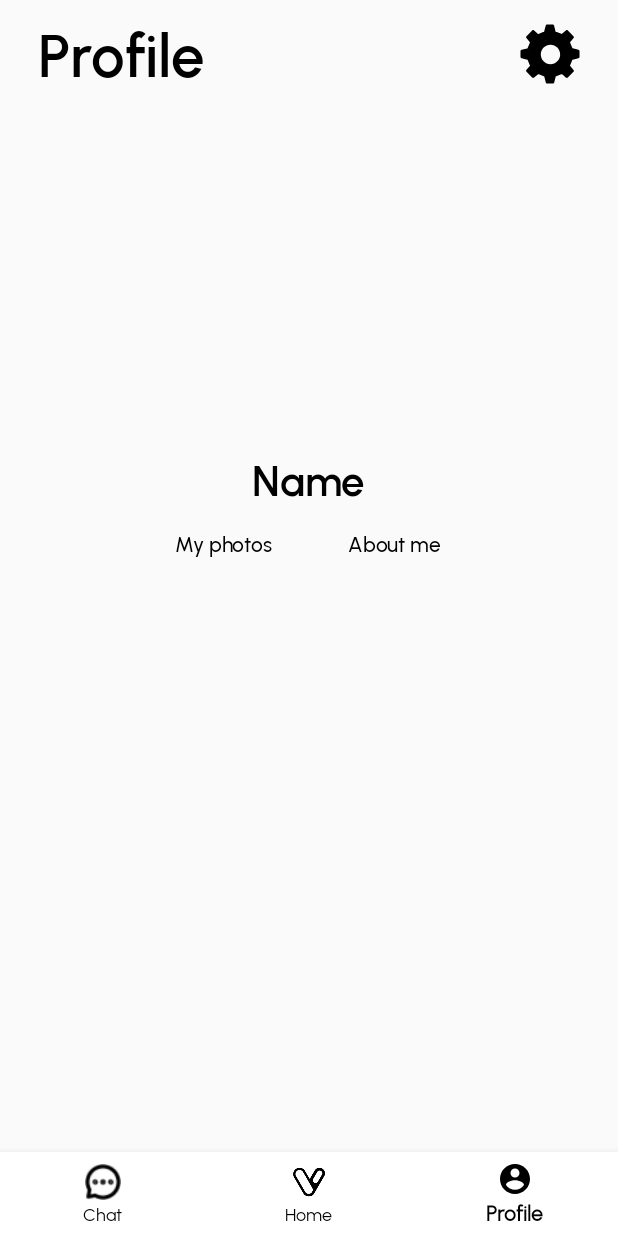
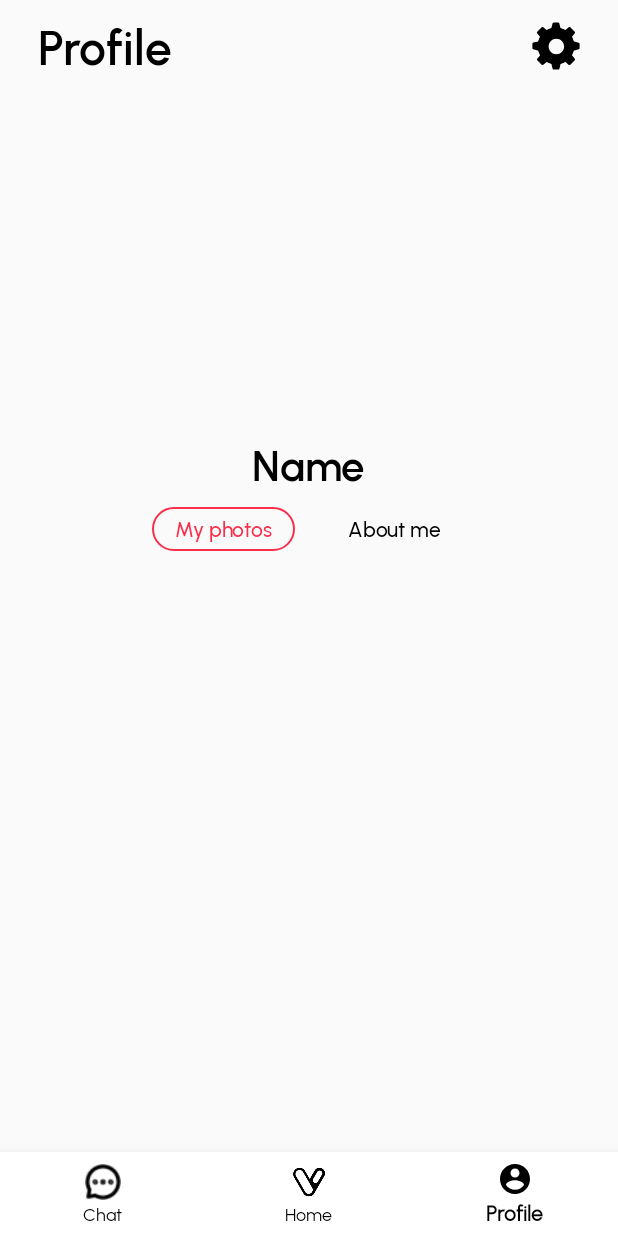
Before and after one commit to Laevateinn17/Verky, an Android app: the screen it shows after launch once a user with an empty profile is signed in (DashboardActivity), item 3 of the bottom bar chosen, on a phone screen of 412 x 824 dp. Run offline under Robolectric (Android 15) with nearby library versions, the phone set to English and light mode, and no system bars; our stand-ins replace CircleImageView, Dagger/Hilt's generated code, Firebase (no records; nobody signed in at launch, a user with empty details on screens opened directly); pictures from the network do not load; 4 statements that could not run were skipped.

Commit message:
profile activity nice

```diff
--- a/app/src/main/AndroidManifest.xml
+++ b/app/src/main/AndroidManifest.xml
@@ -14,6 +14,7 @@
         tools:targetApi="31">
         <activity
             android:name=".ui.view.dashboard.DashboardActivity"
+            android:windowSoftInputMode="adjustPan"
             android:exported="false" />
         <activity
             android:name=".ui.view.auth.RegisterActivity"
--- a/app/src/main/java/edu/bluejack23_2/verky/ui/view/auth/RegisterActivity.kt
+++ b/app/src/main/java/edu/bluejack23_2/verky/ui/view/auth/RegisterActivity.kt
@@ -1,6 +1,7 @@
 package edu.bluejack23_2.verky.ui.view.auth
 
 import android.os.Bundle
+import android.util.Log
 import androidx.appcompat.app.AppCompatActivity
 import edu.bluejack23_2.verky.R
 import edu.bluejack23_2.verky.databinding.ActivityRegisterBinding
--- a/app/src/main/java/edu/bluejack23_2/verky/ui/view/dashboard/ProfileFragment.kt
+++ b/app/src/main/java/edu/bluejack23_2/verky/ui/view/dashboard/ProfileFragment.kt
@@ -8,14 +8,18 @@ import android.view.LayoutInflater
 import android.view.View
 import android.view.ViewGroup
 import android.widget.ImageView
+import android.widget.RadioButton
 import android.widget.TextView
+import android.widget.Toast
 import com.bumptech.glide.Glide
 import edu.bluejack23_2.verky.R
+import edu.bluejack23_2.verky.databinding.ActivityRegisterBinding
+import edu.bluejack23_2.verky.databinding.FragmentProfileBinding
 import edu.bluejack23_2.verky.ui.viewmodel.ProfileViewModel
 
 class ProfileFragment : Fragment() {
 
-
+    private lateinit var binding : FragmentProfileBinding
     companion object {
         fun newInstance() = ProfileFragment()
     }
@@ -25,7 +29,6 @@ class ProfileFragment : Fragment() {
     override fun onCreate(savedInstanceState: Bundle?) {
         super.onCreate(savedInstanceState)
         viewModel.loadProfile();
-        // TODO: Use the ViewModel
     }
 
     override fun onCreateView(
@@ -33,8 +36,10 @@ class ProfileFragment : Fragment() {
         savedInstanceState: Bundle?
     ): View {
         val view = inflater.inflate(R.layout.fragment_profile, container, false)
-        setupObservers(view);
-        return view;
+        binding = FragmentProfileBinding.inflate(layoutInflater)
+        setupObservers(binding.root);
+        setupRadioGroup()
+        return binding.root;
     }
 
     private fun setupObservers(view: View) {
@@ -47,4 +52,27 @@ class ProfileFragment : Fragment() {
                 .into(profileImageView)
         }
     }
+
+    private fun setupRadioGroup() {
+        val radioGroup = binding.contentRadioGroup
+        Log.e("radioButton", radioGroup.childCount.toString())
+        for (i in 0 until radioGroup.childCount) {
+            val radioButton = radioGroup.getChildAt(i) as RadioButton
+            Log.e("radioButton", radioButton.toString())
+
+        }
+        binding.contentRadioGroup.setOnCheckedChangeListener{ _, checkedId ->
+            Log.e("radio button", checkedId.toString())
+            when (checkedId) {
+                binding.myPhotosButton.id -> {
+                    childFragmentManager.beginTransaction().replace(binding.contentLayout.id, MyPhotoFragment()).commit()
+
+                }
+                binding.aboutMeButton.id -> {
+                    childFragmentManager.beginTransaction().replace(binding.contentLayout.id, AboutMeFragment()).commit()
+                }
+            }
+        }
+        binding.contentRadioGroup.check((binding.myPhotosButton.id))
+    }
 }
--- a/app/src/main/res/layout/activity_dashboard.xml
+++ b/app/src/main/res/layout/activity_dashboard.xml
@@ -1,5 +1,5 @@
 <?xml version="1.0" encoding="utf-8"?>
-<RelativeLayout xmlns:android="http://schemas.android.com/apk/res/android"
+<androidx.constraintlayout.widget.ConstraintLayout xmlns:android="http://schemas.android.com/apk/res/android"
     xmlns:app="http://schemas.android.com/apk/res-auto"
     xmlns:tools="http://schemas.android.com/tools"
     android:id="@+id/main"
@@ -9,12 +9,13 @@
 
     <FrameLayout
         android:id="@+id/container"
-        android:layout_width="match_parent"
-        android:layout_height="match_parent"
-        android:layout_alignBottom="@+id/bottomNavBar"
-        />
+        android:layout_width="0dp"
+        android:layout_height="0dp"
+        app:layout_constraintTop_toTopOf="parent"
+        app:layout_constraintBottom_toTopOf="@+id/bottomNavBar"
+        app:layout_constraintStart_toStartOf="parent"
+        app:layout_constraintEnd_toEndOf="parent"/>
 
-<!--    Untuk itemIconTint nanti bisa dikasih state -->
     <com.google.android.material.bottomnavigation.BottomNavigationView
         android:id="@+id/bottomNavBar"
         android:layout_width="match_parent"
@@ -22,7 +23,8 @@
         app:menu="@menu/navigation_bar"
         android:background="@color/white"
         app:itemIconTint="@color/black"
-        android:layout_alignParentBottom="true"
-        />
+        app:layout_constraintBottom_toBottomOf="parent"
+        app:layout_constraintStart_toStartOf="parent"
+        app:layout_constraintEnd_toEndOf="parent"/>
 
-</RelativeLayout>
+</androidx.constraintlayout.widget.ConstraintLayout>
--- a/app/src/main/res/layout/fragment_profile.xml
+++ b/app/src/main/res/layout/fragment_profile.xml
@@ -1,10 +1,15 @@
 <?xml version="1.0" encoding="utf-8"?>
-<androidx.constraintlayout.widget.ConstraintLayout xmlns:android="http://schemas.android.com/apk/res/android"
+<ScrollView
+    xmlns:android="http://schemas.android.com/apk/res/android"
     xmlns:tools="http://schemas.android.com/tools"
+    xmlns:app="http://schemas.android.com/apk/res-auto"
     android:layout_width="match_parent"
     android:layout_height="match_parent"
-    xmlns:app="http://schemas.android.com/apk/res-auto"
     tools:context=".ui.view.dashboard.ProfileFragment">
+
+    <androidx.constraintlayout.widget.ConstraintLayout
+        android:layout_width="match_parent"
+        android:layout_height="wrap_content">
 
         <androidx.constraintlayout.widget.ConstraintLayout
             android:id="@+id/pageTitle"
@@ -12,42 +17,42 @@
             android:layout_height="wrap_content"
             app:layout_constraintTop_toTopOf="parent"
             android:paddingVertical="10dp"
-        android:paddingHorizontal="25dp"
-        >
+            android:paddingHorizontal="25dp">
+
             <TextView
                 android:layout_width="wrap_content"
                 android:layout_height="match_parent"
                 android:text="Profile"
-            android:textSize="40sp"
+                android:textSize="32sp"
                 android:fontFamily="@font/urbanist_semibold"
                 app:layout_constraintLeft_toLeftOf="parent"
-            app:layout_constraintTop_toTopOf="parent"
-            />
+                app:layout_constraintTop_toTopOf="parent" />
+
             <Button
-            android:layout_width="40dp"
-            android:layout_height="40dp"
+                android:layout_width="32dp"
+                android:layout_height="32dp"
                 app:layout_constraintRight_toRightOf="parent"
                 app:layout_constraintTop_toTopOf="parent"
                 app:layout_constraintBottom_toBottomOf="parent"
-            android:background="@drawable/settings"
-            />
+                android:background="@drawable/settings" />
         </androidx.constraintlayout.widget.ConstraintLayout>
+
         <LinearLayout
             android:id="@+id/profileLayout"
             android:layout_width="match_parent"
             android:layout_height="wrap_content"
             app:layout_constraintTop_toBottomOf="@id/pageTitle"
             android:gravity="center"
-        android:orientation="vertical"
-        >
+            android:orientation="vertical">
+
             <com.google.android.material.imageview.ShapeableImageView
                 android:id="@+id/ProfilePicture"
                 android:layout_width="200dp"
                 android:layout_height="200dp"
                 app:shapeAppearanceOverlay="@style/CircleImageView"
                 android:scaleType="centerCrop"
-            android:layout_marginTop="20dp"
-            />
+                android:layout_marginTop="20dp" />
+
             <TextView
                 android:id="@+id/ProfileName"
                 android:layout_width="wrap_content"
@@ -55,45 +60,48 @@
                 android:text="Name"
                 android:textSize="28dp"
                 android:fontFamily="@font/urbanist_semibold"
-            android:layout_marginTop="10dp"
-            />
+                android:layout_marginTop="10dp" />
+
             <RadioGroup
+                android:id="@+id/contentRadioGroup"
                 android:layout_width="match_parent"
                 android:layout_height="wrap_content"
                 android:orientation="horizontal"
                 android:gravity="center"
-            android:paddingVertical="10dp"
-            >
+                android:paddingVertical="10dp">
+
                 <RadioButton
+                    android:id="@+id/myPhotosButton"
                     android:layout_width="wrap_content"
                     android:layout_height="wrap_content"
                     android:text="My photos"
                     android:fontFamily="@font/urbanist_medium"
-                android:button="@null"
                     android:paddingVertical="5dp"
                     android:paddingHorizontal="15dp"
                     android:background="@drawable/profile_radio_button"
+                    android:button="@null"
                     android:layout_marginRight="20dp"
-                android:textColor="@color/profile_radio_button_color"
-                />
+                    android:textColor="@color/profile_radio_button_color" />
+
                 <RadioButton
+                    android:id="@+id/aboutMeButton"
                     android:layout_width="wrap_content"
                     android:layout_height="wrap_content"
                     android:text="About me"
                     android:fontFamily="@font/urbanist_medium"
-                android:button="@null"
                     android:background="@drawable/profile_radio_button"
                     android:paddingVertical="5dp"
+                    android:button="@null"
                     android:paddingHorizontal="15dp"
-                android:textColor="@color/profile_radio_button_color"
-                />
+                    android:textColor="@color/profile_radio_button_color" />
             </RadioGroup>
         </LinearLayout>
+
         <FrameLayout
             android:id="@+id/contentLayout"
             android:layout_width="match_parent"
-        android:layout_height="0dp"
-        app:layout_constraintBottom_toBottomOf="parent"
+            android:layout_height="wrap_content"
             app:layout_constraintTop_toBottomOf="@id/profileLayout"
-        />
+            app:layout_constraintBottom_toBottomOf="parent" />
     </androidx.constraintlayout.widget.ConstraintLayout>
+</ScrollView>
--- a/app/src/main/res/values/strings.xml
+++ b/app/src/main/res/values/strings.xml
@@ -29,5 +29,6 @@
     <string name="full_name_input_label">Full Name</string>
     <string name="birth_date_input_label">Birth Date</string>
     <string name="gender_input_label2">Gender</string>
+    <string name="my_interest_label">My Interest</string>
 
 </resources>
```
Also changed, not shown: app/src/main/java/edu/bluejack23_2/verky/ui/view/auth/Step1RegisterFragment.kt (+14 -2 lines), app/src/main/res/layout/fragment_about_me.xml (+4 -39 lines), app/src/main/res/layout/fragment_step1_register.xml (+7 -0 lines). Lines whose indentation alone changed are shown as unchanged.
